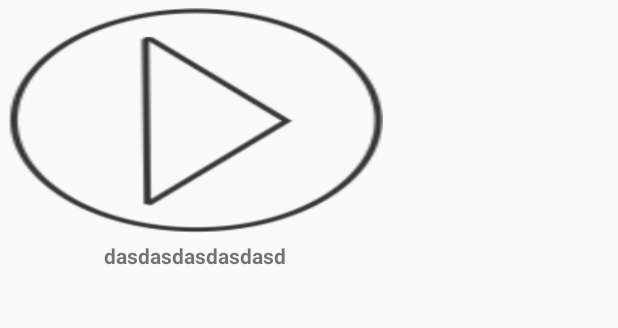
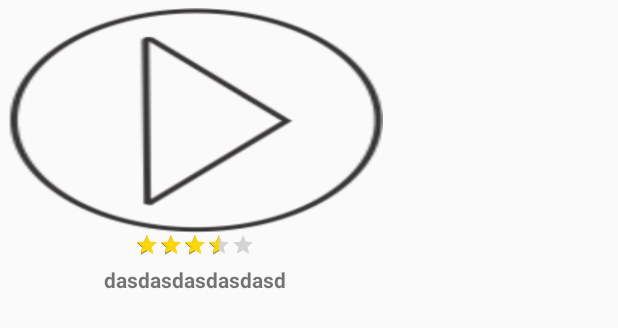
Before and after one commit to TrHai/DNTN, an Android app: the layout adater_history.xml on its own in the app's theme, with its tools: preview values and no code run, on a phone screen of 412 x 824 dp. Shown: the top 328 px of the screen. Run offline under Robolectric (Android 15) with nearby library versions, the phone set to English and light mode, and no system bars.

```diff
--- a/app/src/main/java/com/example/bruce/myapp/View/Information_And_Comments/InformationAndCommentsActivity.java
+++ b/app/src/main/java/com/example/bruce/myapp/View/Information_And_Comments/InformationAndCommentsActivity.java
@@ -67,4 +67,10 @@ public class InformationAndCommentsActivity extends AppCompatActivity {
     private void setupTabLayout(TabLayout tabLayout, ViewPager viewPager){
         tabLayout.setupWithViewPager(mViewPage);
     }
+
+    @Override
+    public void onBackPressed() {
+        super.onBackPressed();
+        finish();
+    }
 }
--- a/app/src/main/res/layout/adater_history.xml
+++ b/app/src/main/res/layout/adater_history.xml
@@ -17,7 +17,14 @@
               android:layout_width="250dp"
               android:layout_height="150dp"
               android:src="@drawable/buttoncmt" />
-
+          <RatingBar
+              android:layout_gravity="center"
+              android:id="@+id/ratingBar_Main"
+              style="@style/RatingBar"
+              android:layout_width="wrap_content"
+              android:layout_height="wrap_content"
+              android:progressTint="#FFD600"
+              android:rating="3.5" />
           <TextView
               android:id="@+id/txtHistoryName"
               android:layout_marginTop="5dp"
--- a/build.gradle
+++ b/build.gradle
@@ -7,7 +7,7 @@ buildscript {
         jcenter()
     }
     dependencies {
-        classpath 'com.android.tools.build:gradle:3.0.1'
+        classpath 'com.android.tools.build:gradle:3.0.0'
         classpath 'com.google.gms:google-services:3.1.1'
 
         // NOTE: Do not place your application dependencies here; they belong
```
Also changed, not shown: app/src/main/java/com/example/bruce/myapp/Adapter/HistoryAdapter.java (+4 -3 lines), app/src/main/java/com/example/bruce/myapp/View/BigMap/BigMapsActivity.java (+10 -8 lines), app/src/main/java/com/example/bruce/myapp/View/HistoryAndHobby/HistoryAndHobbyActivity.java (+47 -4 lines).
